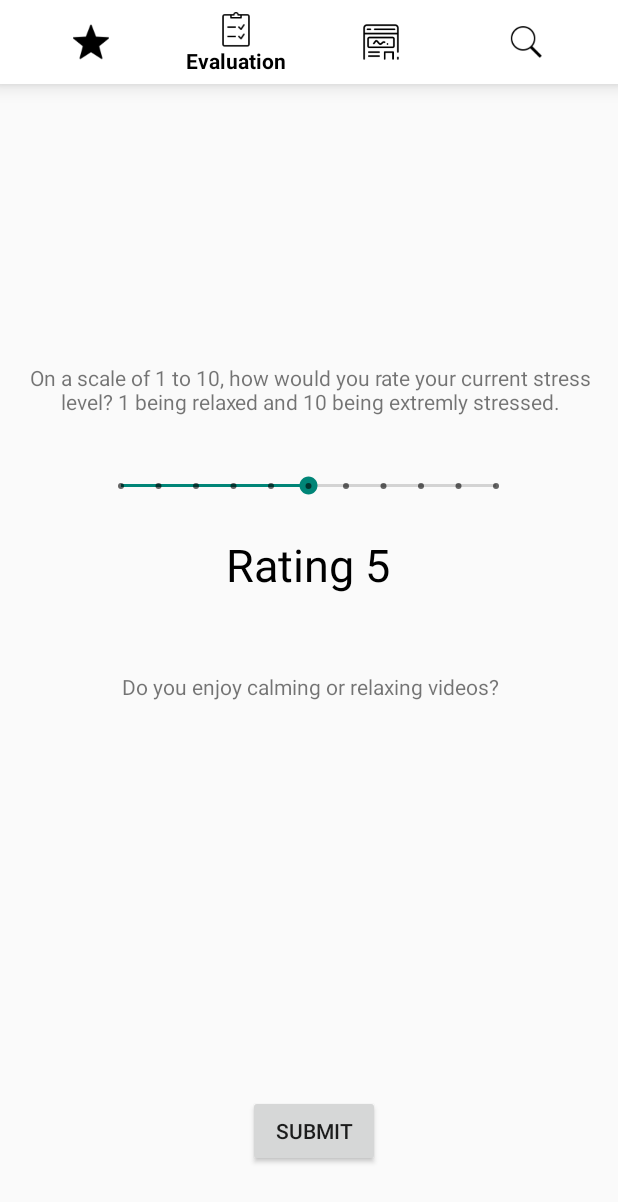
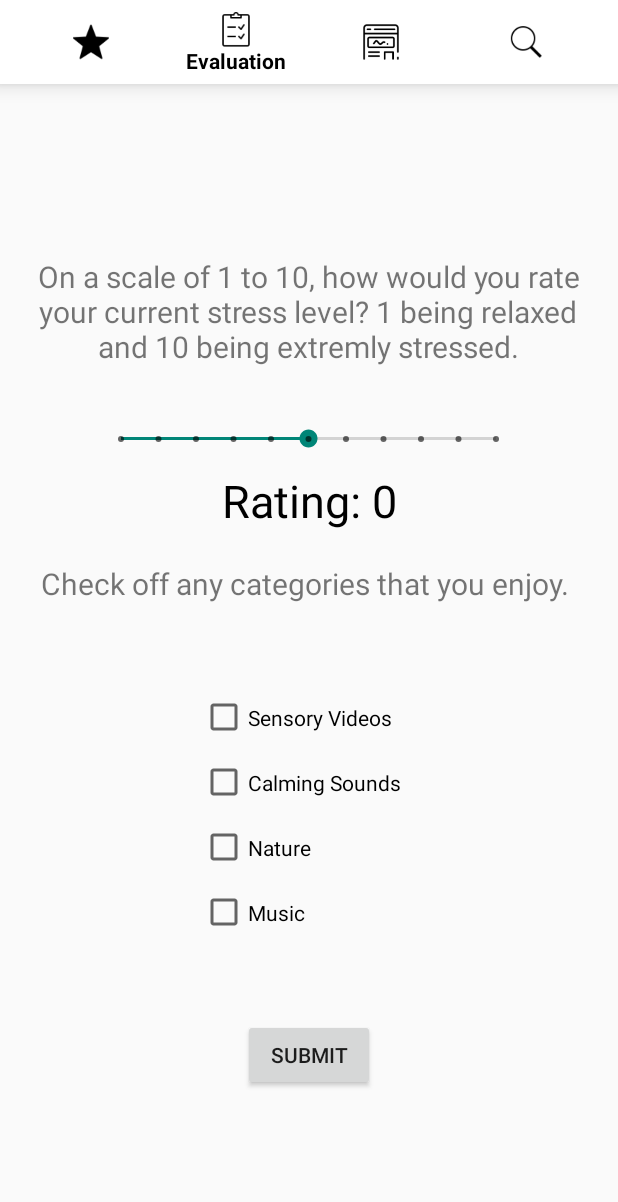
Before and after one commit to InnerOasis/InnerOasis, an Android app: the screen it shows after launch (MainActivity), item 2 of the bottom bar chosen, on a phone screen of 412 x 824 dp. Shown: the top 1202 px of the screen. Run offline under Robolectric (Android 15) with nearby library versions, the phone set to English and light mode, and no system bars; libraries missing offline, so code that uses them is left out: com.codepath.asynchttpclient; Roboto replaces fonts that are not available here; 2 statements that could not run were skipped.

Commit message:
Added checkboxes and cleaned up StressEval

```diff
--- a/app/src/main/java/com/example/inneroasis/StressEvalFragment.kt
+++ b/app/src/main/java/com/example/inneroasis/StressEvalFragment.kt
@@ -21,7 +21,7 @@ class StressEvalFragment : Fragment() {
         seekBar.setOnSeekBarChangeListener(object : SeekBar.OnSeekBarChangeListener {
             override fun onProgressChanged(seekBar: SeekBar?, progress: Int, fromUser: Boolean) {
 
-                stressRating.text = progress.toString()
+                stressRating.text = "Rating: $progress"
 
 
             }
--- a/app/src/main/res/layout/eval_layout.xml
+++ b/app/src/main/res/layout/eval_layout.xml
@@ -13,21 +13,50 @@
         android:text="Submit"
         app:layout_constraintBottom_toBottomOf="parent"
         app:layout_constraintEnd_toEndOf="parent"
-        app:layout_constraintHorizontal_bias="0.51"
-        app:layout_constraintStart_toStartOf="parent" />
+        app:layout_constraintStart_toStartOf="parent"
+        app:layout_constraintTop_toBottomOf="@+id/checkBox6" />
+
+    <TextView
+        android:id="@+id/stress_rating"
+        android:layout_width="wrap_content"
+        android:layout_height="wrap_content"
+        android:layout_marginBottom="40dp"
+        android:text="Rating: 0"
+        android:textColor="@color/black"
+        android:textSize="30dp"
+        app:layout_constraintBottom_toTopOf="@+id/video_text"
+        app:layout_constraintEnd_toEndOf="parent"
+        app:layout_constraintStart_toStartOf="parent"
+        app:layout_constraintTop_toBottomOf="@+id/stressSeekBar"
+        app:layout_constraintVertical_bias="0.0" />
+
+    <TextView
+        android:id="@+id/video_text"
+        android:layout_width="388dp"
+        android:layout_height="47dp"
+        android:text="Check off any categories that you enjoy. "
+        android:textAlignment="center"
+        android:textSize="20dp"
+        app:layout_constraintBottom_toBottomOf="parent"
+        app:layout_constraintEnd_toEndOf="parent"
+        app:layout_constraintHorizontal_bias="0.478"
+        app:layout_constraintStart_toStartOf="parent"
+        app:layout_constraintTop_toTopOf="parent"
+        app:layout_constraintVertical_bias="0.428" />
 
     <TextView
         android:id="@+id/stress_eval"
-        android:layout_width="388dp"
-        android:layout_height="47dp"
+        android:layout_width="389dp"
+        android:layout_height="92dp"
         android:text="@string/on_a_scale_of_1_to_10_how_would_you_rate_your_current_stress_level_1_being_relaxed_and_10_being_extremly_stressed"
         android:textAlignment="center"
+        android:textSize="20dp"
         app:layout_constraintBottom_toBottomOf="parent"
         app:layout_constraintEnd_toEndOf="parent"
-        app:layout_constraintHorizontal_bias="0.521"
+        app:layout_constraintHorizontal_bias="0.478"
         app:layout_constraintStart_toStartOf="parent"
         app:layout_constraintTop_toTopOf="parent"
-        app:layout_constraintVertical_bias="0.213" />
+        app:layout_constraintVertical_bias="0.105" />
 
     <SeekBar
         android:id="@+id/stressSeekBar"
@@ -42,34 +71,47 @@
         app:layout_constraintHorizontal_bias="0.496"
         app:layout_constraintStart_toStartOf="parent"
         app:layout_constraintTop_toBottomOf="@+id/stress_eval"
-        app:layout_constraintVertical_bias="0.032" />
+        app:layout_constraintVertical_bias="0.02" />
 
-    <TextView
-        android:id="@+id/video_text"
-        android:layout_width="388dp"
-        android:layout_height="47dp"
-        android:text="@string/do_you_enjoy_calming_or_relaxing_videos"
-        android:textAlignment="center"
-        app:layout_constraintBottom_toBottomOf="parent"
+    <CheckBox
+        android:id="@+id/checkBox6"
+        android:layout_width="145dp"
+        android:layout_height="39dp"
+        android:layout_marginTop="4dp"
+        android:text="Music"
         app:layout_constraintEnd_toEndOf="parent"
-        app:layout_constraintHorizontal_bias="0.521"
         app:layout_constraintStart_toStartOf="parent"
-        app:layout_constraintTop_toTopOf="parent"
-        app:layout_constraintVertical_bias="0.545" />
+        app:layout_constraintTop_toBottomOf="@+id/checkBox5" />
 
-    <TextView
-        android:id="@+id/stress_rating"
-        android:layout_width="wrap_content"
-        android:layout_height="wrap_content"
-        android:layout_marginBottom="40dp"
-        android:text="Rating 5"
-        android:textSize="30dp"
-        android:textColor="@color/black"
-        app:layout_constraintBottom_toTopOf="@+id/video_text"
+    <CheckBox
+        android:id="@+id/checkBox2"
+        android:layout_width="145dp"
+        android:layout_height="39dp"
+        android:layout_marginTop="36dp"
+        android:text="Sensory Videos"
         app:layout_constraintEnd_toEndOf="parent"
-        app:layout_constraintHorizontal_bias="0.498"
         app:layout_constraintStart_toStartOf="parent"
-        app:layout_constraintTop_toBottomOf="@+id/stressSeekBar" />
+        app:layout_constraintTop_toBottomOf="@+id/video_text" />
+
+    <CheckBox
+        android:id="@+id/checkBox5"
+        android:layout_width="145dp"
+        android:layout_height="39dp"
+        android:layout_marginTop="4dp"
+        android:text="Nature"
+        app:layout_constraintEnd_toEndOf="parent"
+        app:layout_constraintStart_toStartOf="parent"
+        app:layout_constraintTop_toBottomOf="@+id/checkBox4" />
+
+    <CheckBox
+        android:id="@+id/checkBox4"
+        android:layout_width="145dp"
+        android:layout_height="39dp"
+        android:layout_marginTop="4dp"
+        android:text="Calming Sounds"
+        app:layout_constraintEnd_toEndOf="parent"
+        app:layout_constraintStart_toStartOf="parent"
+        app:layout_constraintTop_toBottomOf="@+id/checkBox2" />
 
 
 </androidx.constraintlayout.widget.ConstraintLayout>
```
